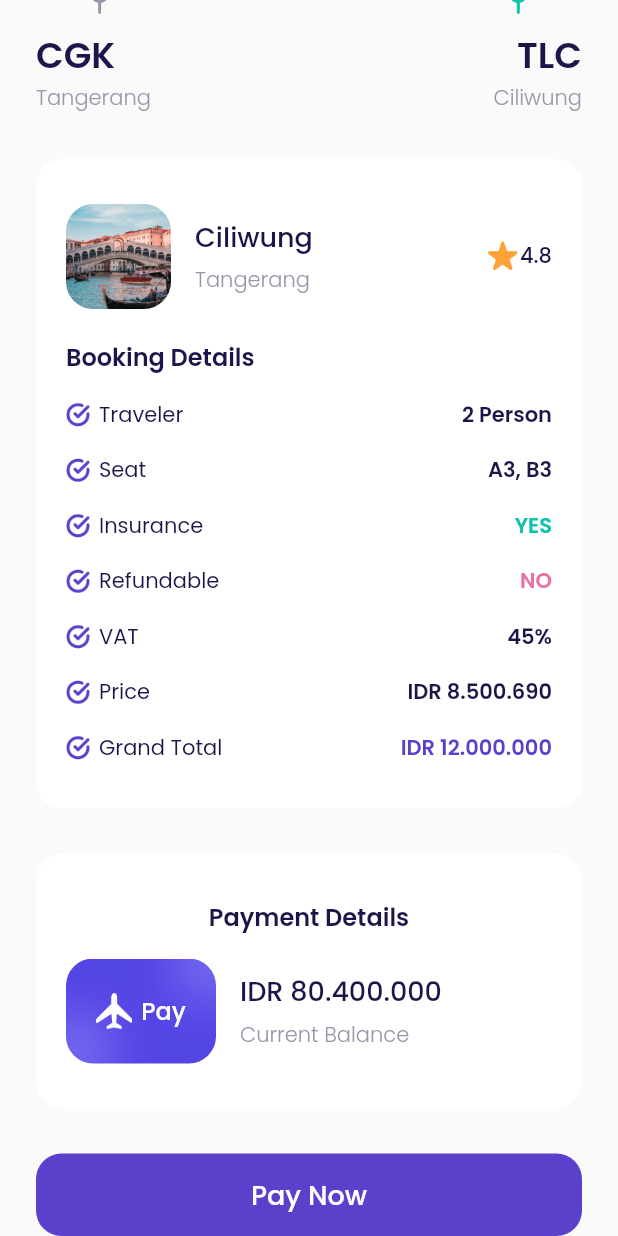
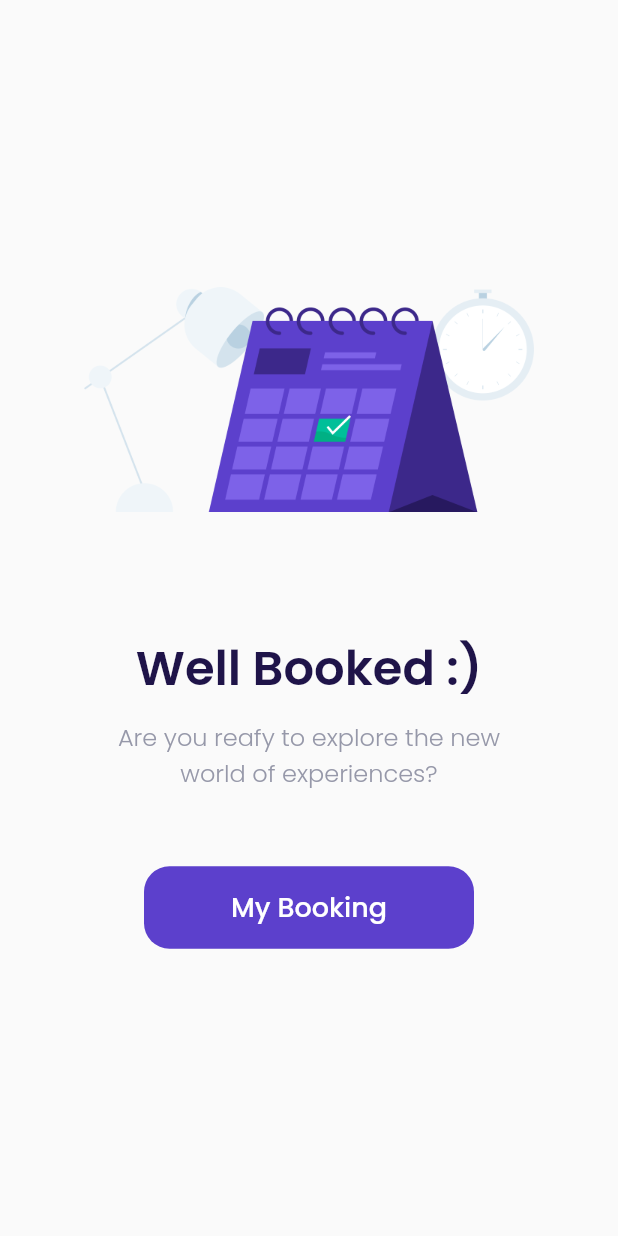
Before and after one commit to dzikrymh/flutter-airplane, a Flutter app: the CheckoutPage screen opened by its route, scrolled down 106 dp, after a tap on "Pay Now", on a phone screen of 412 x 824 dp. Run offline on Flutter 3.47's test engine with Material 2 defaults, Android fonts, the phone set to English and light mode, and no system bars; our stand-ins replace google_fonts; missing offline and left inert: dart:html.

Commit message:
slicing ui done

```diff
--- a/lib/main.dart
+++ b/lib/main.dart
@@ -6,6 +6,7 @@ import 'package:airplane/ui/pages/get_started_page.dart';
 import 'package:airplane/ui/pages/main_page.dart';
 import 'package:airplane/ui/pages/sign_up_page.dart';
 import 'package:airplane/ui/pages/splash_page.dart';
+import 'package:airplane/ui/pages/success_page.dart';
 import 'package:flutter/material.dart';
 
 void main() => runApp(MyApp());
@@ -26,6 +27,7 @@ class MyApp extends StatelessWidget {
         '/detail': (context) => DetailPage(),
         '/choose-seat': (context) => ChooseSeatPage(),
         '/checkout': (context) => CheckoutPage(),
+        '/success-checkout': (context) => SuccessCheckoutPage(),
       },
     );
   }
--- a/lib/ui/pages/checkout_page.dart
+++ b/lib/ui/pages/checkout_page.dart
@@ -308,7 +308,9 @@ class CheckoutPage extends StatelessWidget {
     Widget payNowButton() {
       return CustomButton(
         title: 'Pay Now',
-        onPresed: () {},
+        onPresed: () {
+          Navigator.pushNamed(context, '/success-checkout');
+        },
         margin: EdgeInsets.only(top: 30),
       );
     }
--- /dev/null
+++ b/lib/ui/pages/success_page.dart
@@ -0,0 +1,60 @@
+import 'package:airplane/ui/widgets/custom_button.dart';
+import 'package:flutter/material.dart';
+import '../../shared/themes.dart';
+
+class SuccessCheckoutPage extends StatelessWidget {
+  const SuccessCheckoutPage({Key? key}) : super(key: key);
+
+  @override
+  Widget build(BuildContext context) {
+    return Scaffold(
+      backgroundColor: kBackgroundColor,
+      body: Center(
+        child: Column(
+          mainAxisAlignment: MainAxisAlignment.center,
+          children: [
+            Container(
+              width: 300,
+              height: 150,
+              margin: EdgeInsets.only(bottom: 80),
+              decoration: BoxDecoration(
+                image: DecorationImage(
+                  image: AssetImage(
+                    'assets/image_success.png',
+                  ),
+                ),
+              ),
+            ),
+            Text(
+              'Well Booked :)',
+              style: blackTextStyle.copyWith(
+                fontSize: 32,
+                fontWeight: semiBold,
+              ),
+            ),
+            SizedBox(
+              height: 10,
+            ),
+            Text(
+              'Are you reafy to explore the new\nworld of experiences?',
+              style: greyTextStyle.copyWith(
+                fontSize: 16,
+                fontWeight: light,
+              ),
+              textAlign: TextAlign.center,
+            ),
+            CustomButton(
+              title: 'My Booking',
+              onPresed: () {
+                Navigator.pushNamedAndRemoveUntil(
+                    context, '/main', (route) => false);
+              },
+              width: 220,
+              margin: EdgeInsets.only(top: 50),
+            )
+          ],
+        ),
+      ),
+    );
+  }
+}
```
Also changed, not shown: lib/ui/pages/setting_page.dart (added, +11 -0 lines), lib/ui/pages/transaction_page.dart (added, +11 -0 lines), lib/ui/pages/wallet_page.dart (added, +11 -0 lines).
